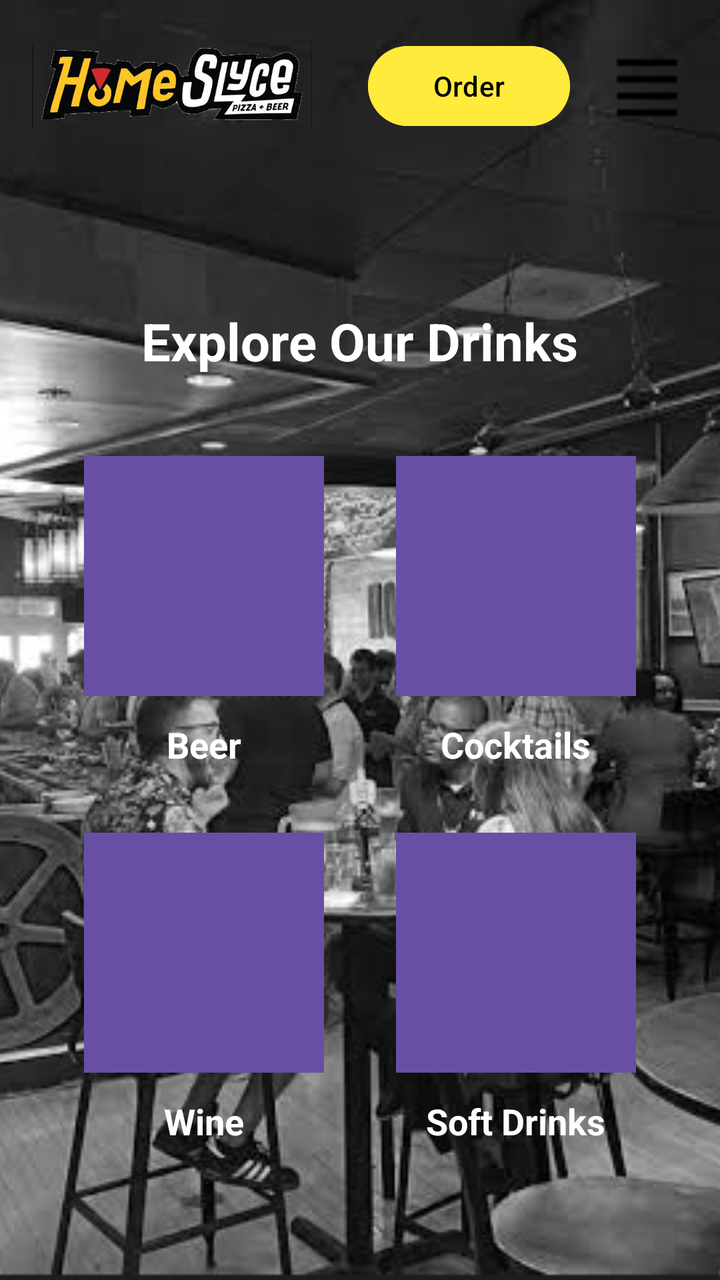
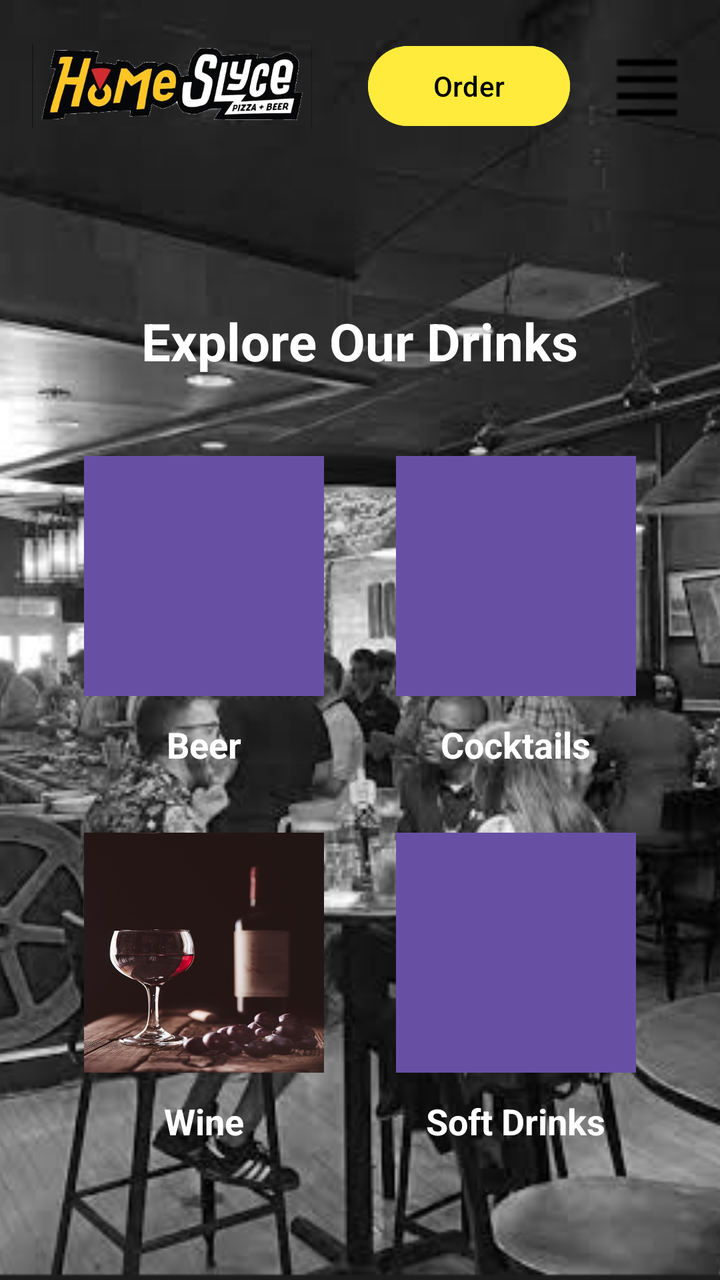

Compare the two renders of this Android layout. The source of the first and the diff that turns it into the second are given below.
<!-- AndroidManifest.xml: application theme Theme.RestaurantAppProject -->
<!-- res/layout/activity_drinks_menu.xml -->
<?xml version="1.0" encoding="utf-8"?>
<FrameLayout xmlns:android="http://schemas.android.com/apk/res/android"
    xmlns:app="http://schemas.android.com/apk/res-auto"
    android:layout_width="match_parent"
    android:layout_height="match_parent">

    
    <ImageView
        android:id="@+id/imageView3"
        android:layout_width="match_parent"
        android:layout_height="match_parent"
        android:scaleType="centerCrop"
        app:srcCompat="@drawable/background"
        android:contentDescription="Background Image" />

    
    <LinearLayout
        android:layout_width="match_parent"
        android:layout_height="match_parent"
        android:orientation="vertical">

        
        <LinearLayout
            android:layout_width="match_parent"
            android:layout_height="wrap_content"
            android:orientation="horizontal"
            android:gravity="center_vertical"
            android:padding="16dp">

            <ImageView
                android:id="@+id/myImageView"
                android:layout_width="140dp"
                android:layout_height="54dp"
                android:contentDescription="Pizza Image"
                android:src="@drawable/imgpiz" />

            <View
                android:layout_width="0dp"
                android:layout_height="4dp"
                android:layout_weight="2" />

            <Button
                android:id="@+id/orderB"
                android:layout_width="101dp"
                android:layout_height="wrap_content"
                android:backgroundTint="#FFEB3B"
                android:text="Order"
                android:textColor="@color/black" />

            <ImageView
                android:id="@+id/myMenuBtn"
                android:layout_width="41dp"
                android:layout_height="40dp"
                android:layout_marginStart="18dp"
                android:contentDescription="Menu Button"
                android:src="@drawable/menu" />
        </LinearLayout>

        
        <LinearLayout
            android:id="@+id/mainScreenLayout"
            android:layout_width="match_parent"
            android:layout_height="match_parent"
            android:orientation="vertical"
            android:gravity="center"
            android:padding="24dp"
            android:visibility="visible">

            <TextView
                android:layout_width="wrap_content"
                android:layout_height="wrap_content"
                android:layout_gravity="center"
                android:layout_marginBottom="40dp"
                android:text="Explore Our Drinks"
                android:textColor="@color/white"
                android:textStyle="bold"
                android:textSize="26sp" />

            
            <LinearLayout
                android:layout_width="match_parent"
                android:layout_height="wrap_content"
                android:orientation="vertical"
                android:gravity="center">

                
                <LinearLayout
                    android:layout_width="match_parent"
                    android:layout_height="wrap_content"
                    android:orientation="horizontal"
                    android:layout_marginBottom="32dp"
                    android:weightSum="2">

                    
                    <LinearLayout
                        android:layout_width="0dp"
                        android:layout_height="wrap_content"
                        android:layout_weight="1"
                        android:orientation="vertical"
                        android:gravity="center">

                        <Button
                            android:id="@+id/buttonBeer"
                            android:background="@drawable/square_button_shape"
                            android:layout_width="120dp"
                            android:layout_height="120dp"
                            android:textSize="45sp" />

                        <TextView
                            android:layout_width="wrap_content"
                            android:layout_height="wrap_content"
                            android:layout_marginTop="12dp"
                            android:text="Beer"
                            android:textColor="@color/white"
                            android:textStyle="bold"
                            android:textSize="18sp" />
                    </LinearLayout>

                    
                    <LinearLayout
                        android:layout_width="0dp"
                        android:layout_height="wrap_content"
                        android:layout_weight="1"
                        android:orientation="vertical"
                        android:gravity="center">
                        <Button
                            android:id="@+id/button2"
                            android:layout_width="120dp"
                            android:layout_height="120dp"
                            android:background="@drawable/square_button_shape"
                            android:textSize="45sp" />
                        <TextView
                            android:layout_width="wrap_content"
                            android:layout_height="wrap_content"
                            android:layout_marginTop="12dp"
                            android:text="Cocktails"
                            android:textColor="@color/white"
                            android:textStyle="bold"
                            android:textSize="18sp" />
                    </LinearLayout>
                </LinearLayout>

                
                <LinearLayout
                    android:layout_width="match_parent"
                    android:layout_height="wrap_content"
                    android:orientation="horizontal"
                    android:weightSum="2">

                    
                    <LinearLayout
                        android:layout_width="0dp"
                        android:layout_height="wrap_content"
                        android:layout_weight="1"
                        android:orientation="vertical"
                        android:gravity="center">
                        <Button
                            android:id="@+id/button3"
                            android:layout_width="120dp"
                            android:layout_height="120dp"
                            android:background="@drawable/square_button_shape"
                            android:textSize="45sp" />
                        <TextView
                            android:layout_width="wrap_content"
                            android:layout_height="wrap_content"
                            android:layout_marginTop="12dp"
                            android:text="Wine"
                            android:textColor="@color/white"
                            android:textStyle="bold"
                            android:textSize="18sp" />
                    </LinearLayout>

                    
                    <LinearLayout
                        android:layout_width="0dp"
                        android:layout_height="wrap_content"
                        android:layout_weight="1"
                        android:orientation="vertical"
                        android:gravity="center">
                        <Button
                            android:id="@+id/button4"
                            android:layout_width="120dp"
                            android:layout_height="120dp"
                            android:background="@drawable/square_button_shape"
                            android:textSize="45sp" />
                        <TextView
                            android:layout_width="wrap_content"
                            android:layout_height="wrap_content"
                            android:layout_marginTop="12dp"
                            android:text="Soft Drinks"
                            android:textColor="@color/white"
                            android:textStyle="bold"
                            android:textSize="18sp" />
                    </LinearLayout>
                </LinearLayout>

            </LinearLayout>
        </LinearLayout>

        

    </LinearLayout>
</FrameLayout>
<!-- resources referenced by this layout -->
<resources>
  <color name="black">#FF000000</color>
  <color name="white">#FFFFFFFF</color>
  <!-- drawable background: png bitmap (drawable, 346186 bytes) -->
  <!-- drawable imgpiz: png bitmap (drawable, 98107 bytes) -->
  <!-- drawable menu: png bitmap (drawable, 197 bytes) -->
  <!-- drawable square_button_shape (drawable) -->
  <?xml version="1.0" encoding="utf-8"?>
  <shape xmlns:android="http://schemas.android.com/apk/res/android"
      android:shape="rectangle">
  
      
      <solid android:color="#6200EE" />
  
      
      <stroke
          android:width="2dp"
          android:color="#3700B3" />
  
      
      <corners android:radius="0dp" />
  
  </shape>
  <style name="Theme.RestaurantAppProject" parent="Base.Theme.RestaurantAppProject" />
  <style name="Base.Theme.RestaurantAppProject" parent="Theme.Material3.DayNight.NoActionBar">
          
          
      </style>
</resources>

<!-- the commit's change to res/layout/activity_drinks_menu.xml (unified diff, before → after) -->
@@ -154,8 +154,30 @@
                         android:layout_weight="1"
                         android:orientation="vertical"
                         android:gravity="center">
+                        <ImageButton
+                            android:layout_width="120dp"
+                            android:layout_height="120dp"
+                            android:background="@drawable/wine5323009_640"/>
+
+                        <TextView
+                            android:layout_width="wrap_content"
+                            android:layout_height="wrap_content"
+                            android:layout_marginTop="12dp"
+                            android:text="Wine"
+                            android:textColor="@color/white"
+                            android:textStyle="bold"
+                            android:textSize="18sp" />
+                    </LinearLayout>
+
+                    
+                    <LinearLayout
+                        android:layout_width="0dp"
+                        android:layout_height="wrap_content"
+                        android:layout_weight="1"
+                        android:orientation="vertical"
+                        android:gravity="center">
                         <Button
-                            android:id="@+id/button3"
+                            android:id="@+id/button4"
                             android:layout_width="120dp"
                             android:layout_height="120dp"
                             android:background="@drawable/square_button_shape"
@@ -164,29 +186,6 @@
                             android:layout_width="wrap_content"
                             android:layout_height="wrap_content"
                             android:layout_marginTop="12dp"
-                            android:text="Wine"
-                            android:textColor="@color/white"
-                            android:textStyle="bold"
-                            android:textSize="18sp" />
-                    </LinearLayout>
-
-                    
-                    <LinearLayout
-                        android:layout_width="0dp"
-                        android:layout_height="wrap_content"
-                        android:layout_weight="1"
-                        android:orientation="vertical"
-                        android:gravity="center">
-                        <Button
-                            android:id="@+id/button4"
-                            android:layout_width="120dp"
-                            android:layout_height="120dp"
-                            android:background="@drawable/square_button_shape"
-                            android:textSize="45sp" />
-                        <TextView
-                            android:layout_width="wrap_content"
-                            android:layout_height="wrap_content"
-                            android:layout_marginTop="12dp"
                             android:text="Soft Drinks"
                             android:textColor="@color/white"
                             android:textStyle="bold"
<!-- resource entries referenced after the edit -->
@@ -22,6 +22,7 @@
       <corners android:radius="0dp" />
   
   </shape>
+  <!-- drawable wine5323009_640: jpg bitmap (drawable, 34195 bytes) -->
   <style name="Theme.RestaurantAppProject" parent="Base.Theme.RestaurantAppProject" />
   <style name="Base.Theme.RestaurantAppProject" parent="Theme.Material3.DayNight.NoActionBar">
           
